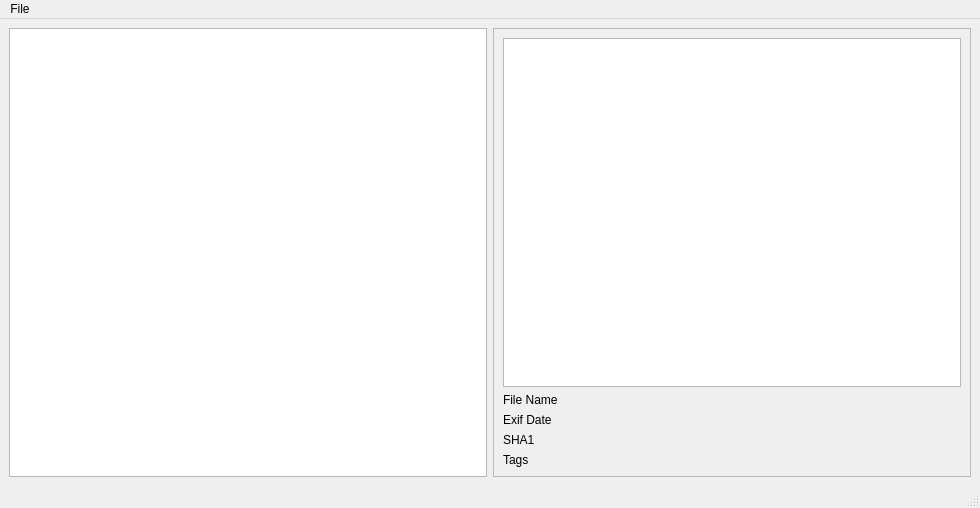
The window that src/mainwindow.ui (ernscht99/picture-possum) describes before a commit, drawn with Qt 5.
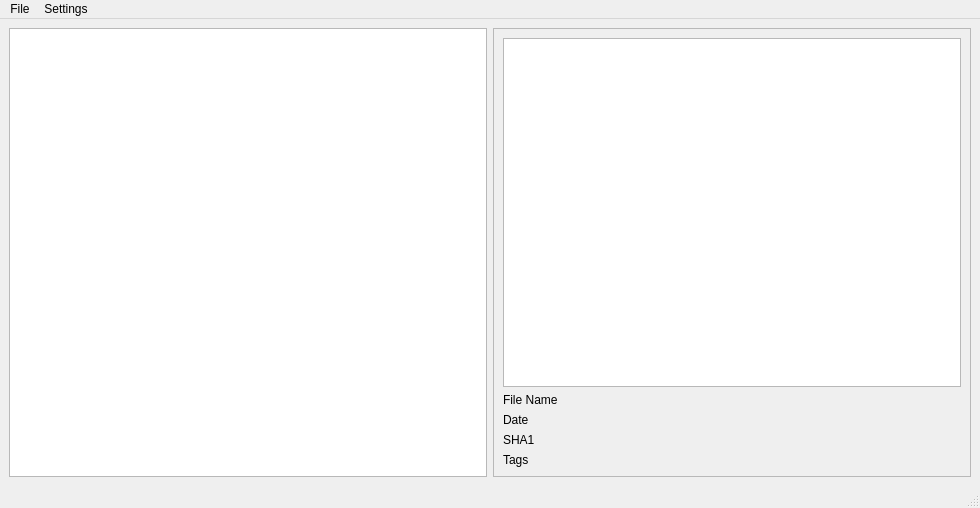
The same window after the commit.

What changed in the file:
```diff
--- a/src/mainwindow.ui
+++ b/src/mainwindow.ui
@@ -58,7 +58,7 @@
          <item row="1" column="0">
           <widget class="QLabel" name="label_2">
            <property name="text">
-            <string>Exif Date</string>
+            <string>Date</string>
            </property>
           </widget>
          </item>
@@ -126,8 +126,18 @@
     </property>
     <addaction name="actionOpen_Folder"/>
     <addaction name="actionSave_Tags"/>
+    <addaction name="separator"/>
+    <addaction name="actionOpen_Session_File"/>
+    <addaction name="actionSave_Session_File"/>
+   </widget>
+   <widget class="QMenu" name="menuSettings">
+    <property name="title">
+     <string>Settings</string>
+    </property>
+    <addaction name="actionOpen_Settings"/>
    </widget>
    <addaction name="menuFile"/>
+   <addaction name="menuSettings"/>
   </widget>
   <widget class="QStatusBar" name="statusbar"/>
   <action name="actionOpen_Folder">
```
Left out of the diff: 40 changed lines with no effect on the pictures.
